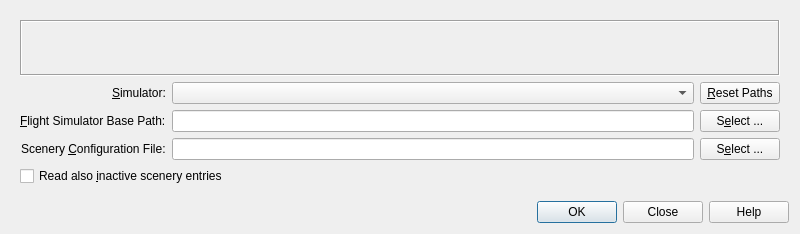
The window that src/db/databasedialog.ui (albar965/littlenavmap) describes before a commit, drawn with Qt 5.
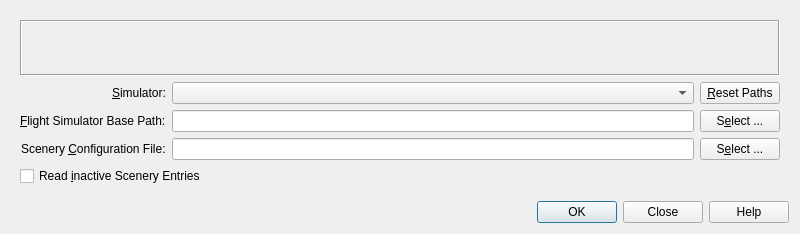
The same window after the commit.

Commit message: Small gui and help link changes.

What changed in the file:
```diff
--- a/src/db/databasedialog.ui
+++ b/src/db/databasedialog.ui
@@ -162,7 +162,7 @@
         <string>Will read also the inactive scenery entries when checked.  Useful if you use tools to disable and enable certain scenery for each flight.</string>
        </property>
        <property name="text">
-        <string>Read also &amp;inactive scenery entries</string>
+        <string>Read &amp;inactive Scenery Entries</string>
        </property>
       </widget>
      </item>
```
The commit also changes 1 other file.
